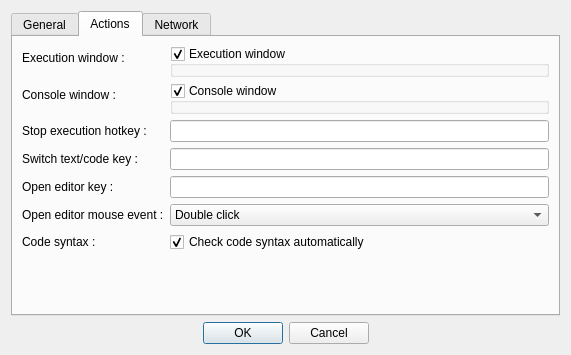
The window that gui/settingsdialog.ui (Jmgr/actiona) describes before a commit, drawn with Qt 5.
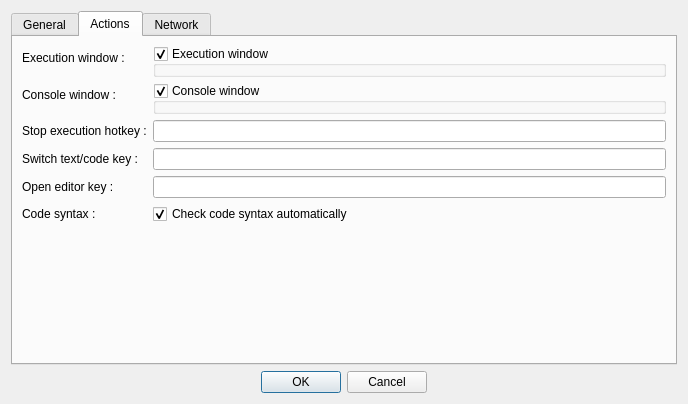
The same window after the commit. Icons and pictures are not drawn. Custom widgets are drawn as their Qt base class.

Commit message: Gui - removed the double click to open the editor when not in multiline mode. (we already have a button to do that) - fixes #25

Patch:
```diff
--- a/gui/settingsdialog.ui
+++ b/gui/settingsdialog.ui
@@ -6,8 +6,8 @@
    <rect>
     <x>0</x>
     <y>0</y>
-    <width>524</width>
-    <height>339</height>
+    <width>688</width>
+    <height>404</height>
    </rect>
   </property>
   <property name="windowTitle">
@@ -289,39 +289,13 @@
         <widget class="SettingsKeyEdit" name="openEditorKey"/>
        </item>
        <item row="6" column="0">
-        <widget class="QLabel" name="label_16">
-         <property name="text">
-          <string>Open editor mouse event :</string>
-         </property>
-        </widget>
-       </item>
-       <item row="6" column="1">
-        <widget class="QComboBox" name="openEditorMouseEvent">
-         <item>
-          <property name="text">
-           <string>Double click</string>
-          </property>
-         </item>
-         <item>
-          <property name="text">
-           <string>Middle click</string>
-          </property>
-         </item>
-         <item>
-          <property name="text">
-           <string>Double or middle click</string>
-          </property>
-         </item>
-        </widget>
-       </item>
-       <item row="7" column="0">
         <widget class="QLabel" name="label_17">
          <property name="text">
           <string>Code syntax :</string>
          </property>
         </widget>
        </item>
-       <item row="7" column="1">
+       <item row="6" column="1">
         <widget class="QCheckBox" name="checkCodeSyntaxAutomatically">
          <property name="text">
           <string>Check code syntax automatically</string>
```
The commit also changes 7 other files.
